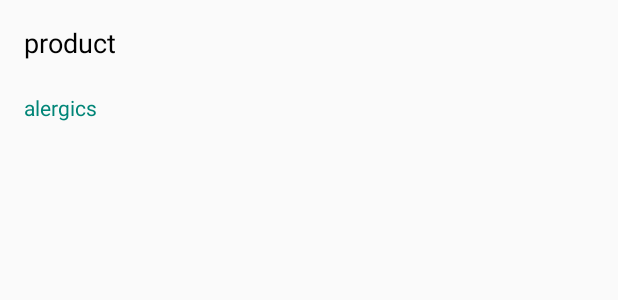
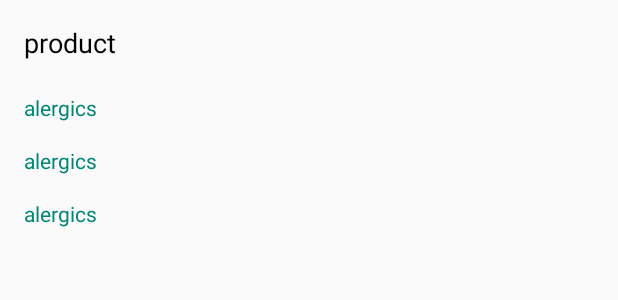
Before and after one commit to porropol13/appproductes, an Android app: the layout product_item.xml on its own in the app's theme, with its tools: preview values and no code run, on a phone screen of 412 x 824 dp. Shown: the top 300 px of the screen. Run offline under Robolectric (Android 15) with nearby library versions, the phone set to English and light mode, and no system bars.

Commit message:
Editando la APP 2.0

```diff
--- a/app/src/main/res/layout/product_item.xml
+++ b/app/src/main/res/layout/product_item.xml
@@ -24,4 +24,20 @@
         android:textSize="14sp"
         android:textColor="?attr/colorAccent"
         android:text="@string/product_allergens" />
+
+    <TextView
+        android:id="@+id/productStores"
+        android:layout_width="wrap_content"
+        android:layout_height="wrap_content"
+        android:textSize="14sp"
+        android:textColor="?attr/colorAccent"
+        android:text="@string/product_allergens" />
+
+    <TextView
+        android:id="@+id/productCountries"
+        android:layout_width="wrap_content"
+        android:layout_height="wrap_content"
+        android:textSize="14sp"
+        android:textColor="?attr/colorAccent"
+        android:text="@string/product_allergens" />
 </LinearLayout>
```
Also changed, not shown: app/src/main/java/com/polporro/appproductes/MainActivity.java (+6 -3 lines), app/src/main/java/com/polporro/appproductes/Product.java (+3 -16 lines), app/src/main/java/com/polporro/appproductes/ProductDatabaseHelper.java (+18 -9 lines).
